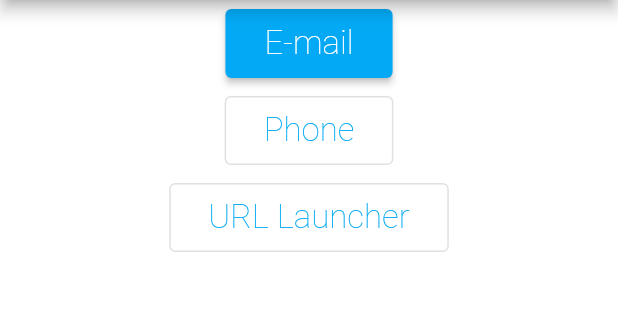
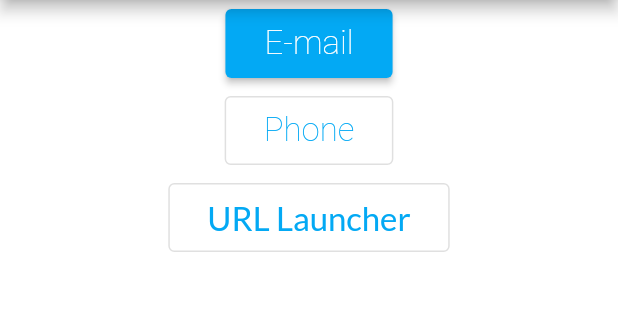
Before and after one commit to marcelors15/EmailPhone, a Flutter app: the screen it shows after launch, on a phone screen of 412 x 824 dp, the part 84-404 px from its top. Run offline on Flutter 3.47's test engine with Material 2 defaults, Android fonts, the light colour scheme and no system bars; our stand-ins replace google_fonts, image_picker; missing offline and left inert: flutter_mailer, flutter_phone_direct_caller, mailer.

Commit message:
GoogleFonts

```diff
--- a/lib/main.dart
+++ b/lib/main.dart
@@ -2,6 +2,7 @@ import 'package:email_phone/email_flutter_mailer.dart';
 import 'package:email_phone/phone.dart';
 import 'package:email_phone/url_launcher.dart';
 import 'package:flutter/material.dart';
+import 'package:google_fonts/google_fonts.dart';
 
 void main() {
   runApp(new EmailPhone());
@@ -111,10 +112,13 @@ class _MyHomePageState extends State<MyHomePage> {
                       padding: const EdgeInsets.all(10.0),
                       child: Text(
                         "URL Launcher",
-                        style: TextStyle(
-                            fontSize: 22.0,
-                            fontWeight: FontWeight.w200,
-                            fontFamily: "Roboto"),
+                        //style: GoogleFonts.oswald(textStyle: Theme.of(context).textTheme.headline4, fontSize: 22),
+                        style: GoogleFonts.lato(
+                            fontStyle: FontStyle.normal, fontSize: 22),
+                        //style: TextStyle(
+                        //    fontSize: 22.0,
+                        //    fontWeight: FontWeight.w200,
+                        //    fontFamily: "Roboto"),
                       ),
                     )),
               ),
--- a/pubspec.yaml
+++ b/pubspec.yaml
@@ -32,6 +32,8 @@ dependencies:
   image_picker: ^0.7.2
 
   url_launcher: ^6.0.2
+
+  google_fonts: ^2.0.0
 
   # The following adds the Cupertino Icons font to your application.
   # Use with the CupertinoIcons class for iOS style icons.
```
Also changed, not shown: pubspec.lock.
